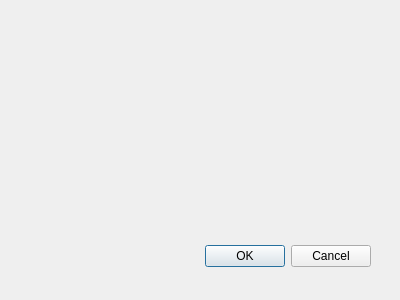
First picture: the form in chooseline.ui, repository NeGvozd/CppLearningProject, before the edit.
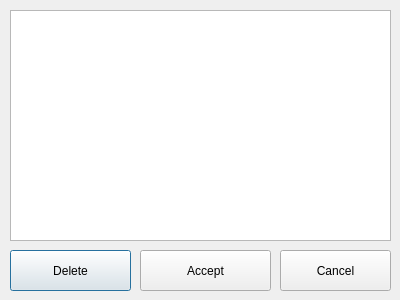
Second picture: the form after the edit.

Patch:
```diff
--- a/chooseline.ui
+++ b/chooseline.ui
@@ -15,20 +15,53 @@
   <property name="windowTitle">
    <string>Dialog</string>
   </property>
-  <widget name="buttonBox" class="QDialogButtonBox">
+  <widget class="QListWidget" name="linesList">
    <property name="geometry">
     <rect>
-     <x>30</x>
-     <y>240</y>
-     <width>341</width>
-     <height>32</height>
+     <x>10</x>
+     <y>10</y>
+     <width>381</width>
+     <height>231</height>
     </rect>
    </property>
-   <property name="orientation">
-    <enum>Qt::Horizontal</enum>
+  </widget>
+  <widget class="QPushButton" name="deleteButton">
+   <property name="geometry">
+    <rect>
+     <x>10</x>
+     <y>250</y>
+     <width>121</width>
+     <height>41</height>
+    </rect>
    </property>
-   <property name="standardButtons">
-    <set>QDialogButtonBox::Cancel|QDialogButtonBox::Ok</set>
+   <property name="text">
+    <string>Delete</string>
+   </property>
+  </widget>
+  <widget class="QPushButton" name="acceptButton">
+   <property name="geometry">
+    <rect>
+     <x>140</x>
+     <y>250</y>
+     <width>131</width>
+     <height>41</height>
+    </rect>
+   </property>
+   <property name="text">
+    <string>Accept</string>
+   </property>
+  </widget>
+  <widget class="QPushButton" name="cancelButton">
+   <property name="geometry">
+    <rect>
+     <x>280</x>
+     <y>250</y>
+     <width>111</width>
+     <height>41</height>
+    </rect>
+   </property>
+   <property name="text">
+    <string>Cancel</string>
    </property>
   </widget>
  </widget>
```
Left out of the diff: 42 changed lines with no effect on the pictures.
